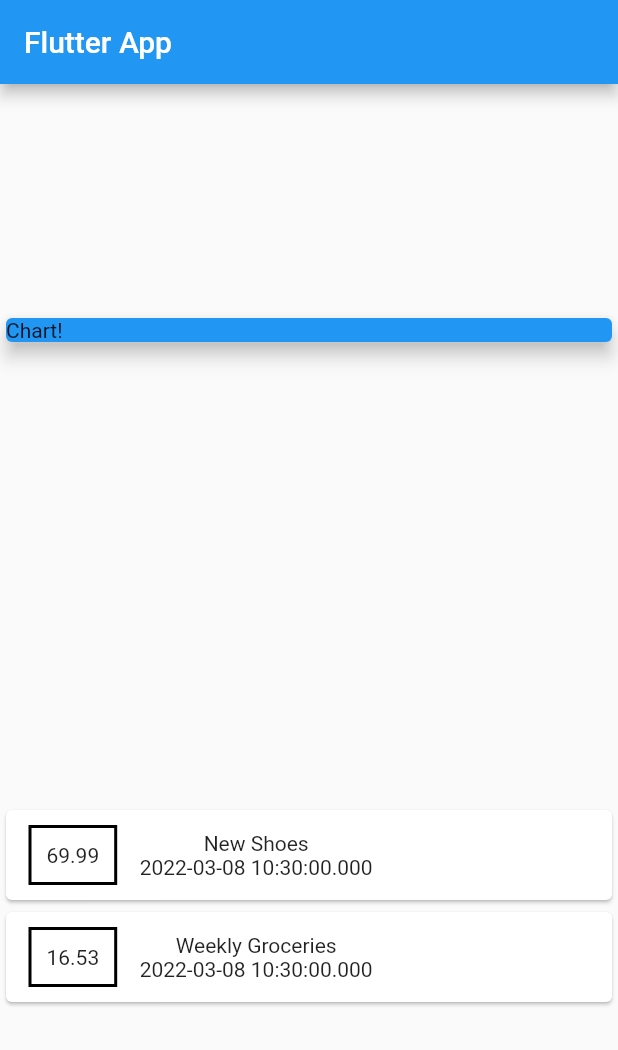
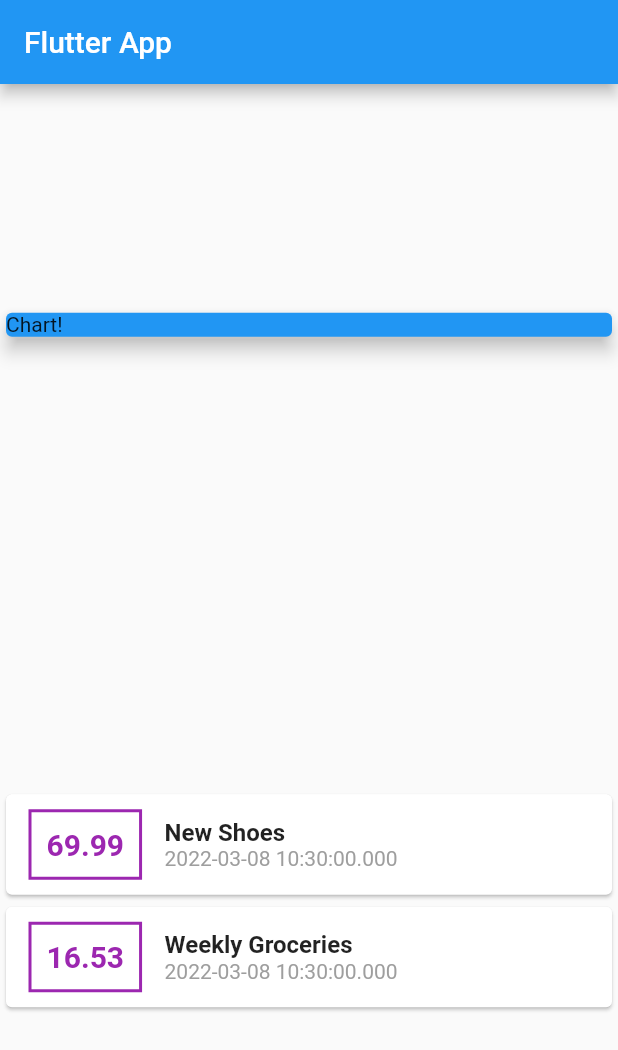
Before and after one commit to manucaputo/TEST_WID, a Flutter app: the screen it shows after launch, on a phone screen of 412 x 824 dp. Shown: the top 1050 px of the screen. Run offline on Flutter 3.47's test engine with Material 2 defaults, Android fonts, the phone set to English and light mode, and no system bars.

Commit message:
Chap 4 debut video 79

```diff
--- a/lib/main.dart
+++ b/lib/main.dart
@@ -18,6 +18,7 @@
       date: DateTime.now(),
     ),
   ];
+
   @override
   Widget build(BuildContext context) {
     return MaterialApp(
@@ -33,7 +34,9 @@
                 width: double.infinity,
                 child: Card(
                   color: Colors.blue,
-                  child: Text('Chart!'),
+                  child: Text(
+                    'Chart!',
+                  ),
                   elevation: 5,
                 ),
               ),
@@ -46,19 +49,30 @@
                             EdgeInsets.symmetric(vertical: 10, horizontal: 15),
                         decoration: BoxDecoration(
                             border: Border.all(
-                          color: Colors.black,
+                          color: Colors.purple,
                           width: 2,
-                        )
-                        ),
+                        )),
                         padding: EdgeInsets.all(10),
                         child: Text(
                           tx.amount.toString(),
-                        )
-                    ),
+                          style: TextStyle(
+                            fontWeight: FontWeight.bold,
+                            fontSize: 20,
+                            color: Colors.purple,
+                          ),
+                        )),
                     Column(
+                      crossAxisAlignment: CrossAxisAlignment.start,
                       children: <Widget>[
-                        Text(tx.title),
-                        Text(tx.date.toString()),
+                        Text(
+                          tx.title,
+                          style: TextStyle(
+                              fontSize: 16, fontWeight: FontWeight.bold),
+                        ),
+                        Text(
+                          tx.date.toString(),
+                          style: TextStyle(color: Colors.grey),
+                        ),
                       ],
                     ),
                   ]));
```
